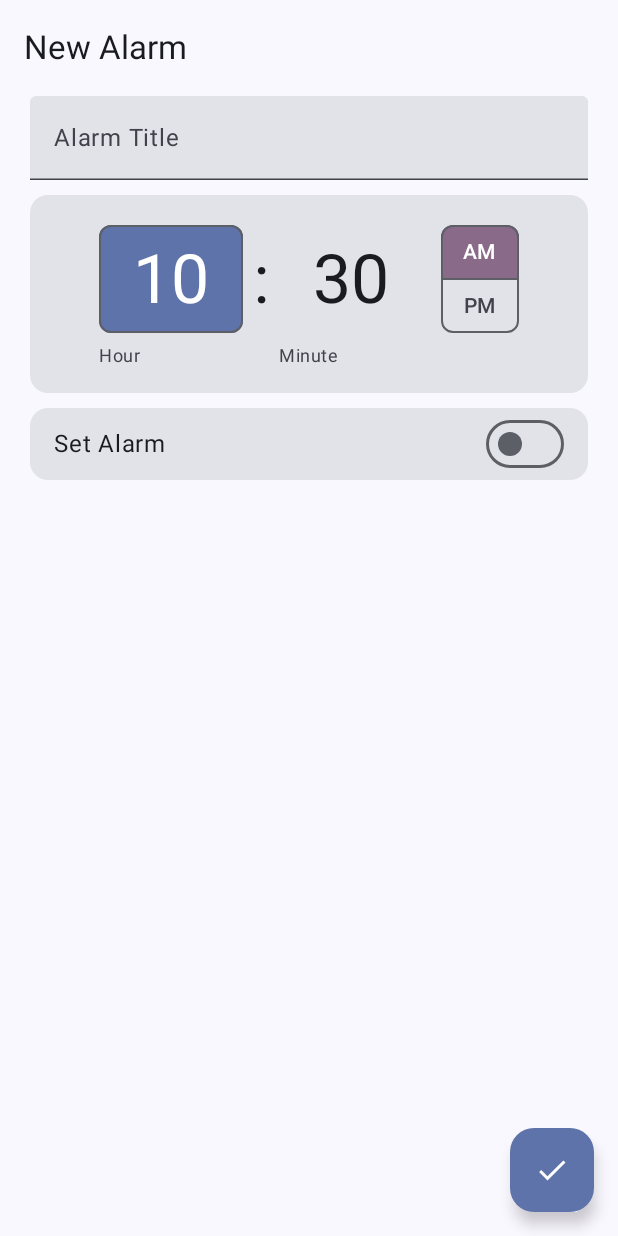
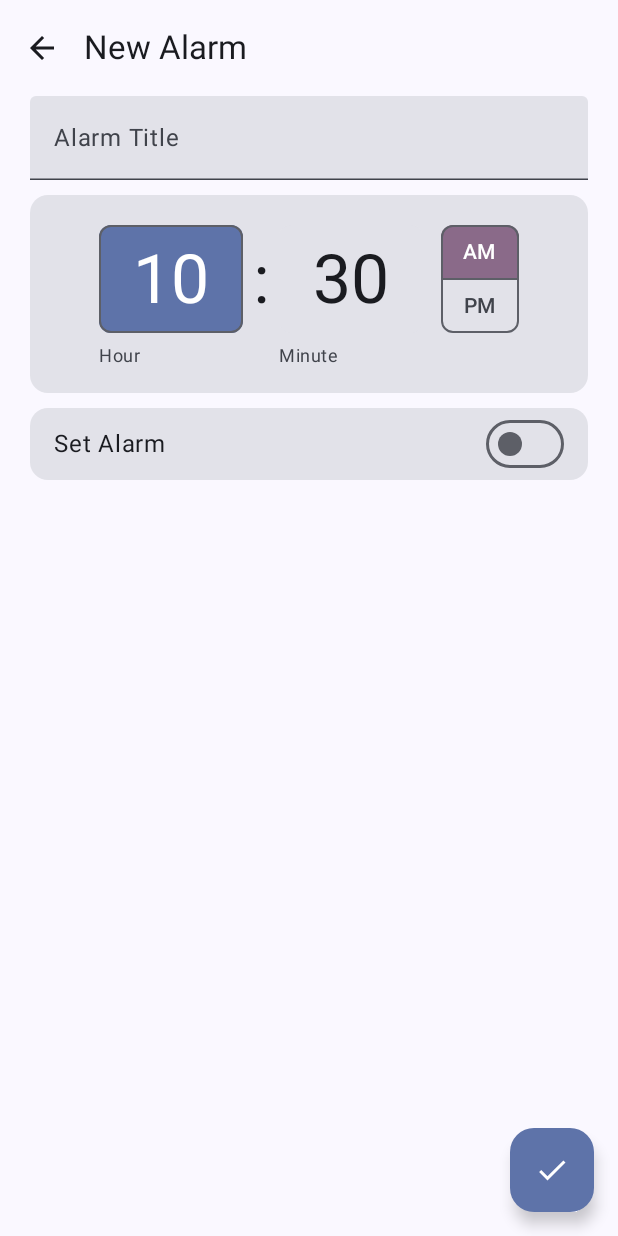
Before and after one commit to noahgiboney/puzzle-clock, an Android app built with Jetpack Compose: the NewAlarmActivity screen opened directly, with no data from a screen before it, on a phone screen of 412 x 824 dp. Run offline under Robolectric (Android 15) with nearby library versions, the phone set to English and light mode, and no system bars.

Commit message:
added navigation back button

```diff
--- a/app/src/main/java/com/example/puzzleclock/ui/NewAlarmActivity.kt
+++ b/app/src/main/java/com/example/puzzleclock/ui/NewAlarmActivity.kt
@@ -14,12 +14,15 @@ import androidx.compose.foundation.layout.fillMaxWidth
 import androidx.compose.foundation.layout.padding
 import androidx.compose.foundation.shape.RoundedCornerShape
 import androidx.compose.material.icons.Icons
+import androidx.compose.material.icons.automirrored.filled.ArrowBack
 import androidx.compose.material.icons.filled.Add
+import androidx.compose.material.icons.filled.ArrowBack
 import androidx.compose.material.icons.filled.Check
 import androidx.compose.material3.Card
 import androidx.compose.material3.ExperimentalMaterial3Api
 import androidx.compose.material3.FloatingActionButton
 import androidx.compose.material3.Icon
+import androidx.compose.material3.IconButton
 import androidx.compose.material3.Scaffold
 import androidx.compose.material3.Switch
 import androidx.compose.material3.Text
@@ -60,7 +63,15 @@ fun NewAlarmScaffold(
         modifier = Modifier.fillMaxSize(),
         topBar = {
             TopAppBar(
-                title = { Text("New Alarm") }
+                title = { Text("New Alarm") },
+                navigationIcon =  {
+                    IconButton(onClick = { /*navigation back*/ }) {
+                        Icon(
+                            imageVector = Icons.AutoMirrored.Filled.ArrowBack,
+                            contentDescription = "Back"
+                        )
+                    }
+                }
             )
         },
         floatingActionButton = {
@@ -70,7 +81,7 @@ fun NewAlarmScaffold(
                     contentDescription = "Add Alarm"
                 )
             }
-        }
+        },
     )
     { innerPadding ->
         AddAlarmScreen(
```
